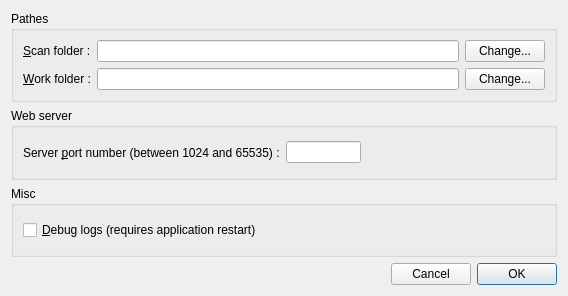
Qt form src/als/ui/prefs_ui.ui (gehelem/als) before a commit.
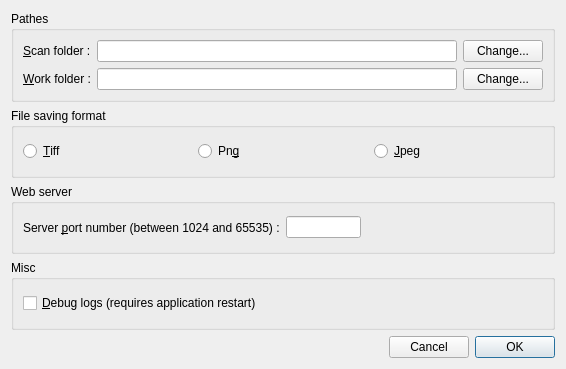
The same form after that commit.

```diff
--- a/src/als/ui/prefs_ui.ui
+++ b/src/als/ui/prefs_ui.ui
@@ -6,17 +6,15 @@
    <rect>
     <x>0</x>
     <y>0</y>
-    <width>568</width>
-    <height>296</height>
+    <width>566</width>
+    <height>369</height>
    </rect>
   </property>
   <property name="windowTitle">
    <string>ALS preferences</string>
   </property>
-  <layout class="QVBoxLayout" name="verticalLayout_4">
-   <item>
-    <layout class="QVBoxLayout" name="verticalLayout_2">
-     <item>
+  <layout class="QGridLayout" name="gridLayout">
+   <item row="0" column="0">
       <widget class="QGroupBox" name="groupBox">
        <property name="title">
         <string>Pathes</string>
@@ -93,7 +91,37 @@
        </layout>
       </widget>
      </item>
+   <item row="1" column="0">
+    <widget class="QGroupBox" name="groupBox_4">
+     <property name="title">
+      <string>File saving format</string>
+     </property>
+     <layout class="QHBoxLayout" name="horizontalLayout_6">
      <item>
+       <widget class="QRadioButton" name="radioSaveTiff">
+        <property name="text">
+         <string>&amp;Tiff</string>
+        </property>
+       </widget>
+      </item>
+      <item>
+       <widget class="QRadioButton" name="radioSavePng">
+        <property name="text">
+         <string>Pn&amp;g</string>
+        </property>
+       </widget>
+      </item>
+      <item>
+       <widget class="QRadioButton" name="radioSaveJpeg">
+        <property name="text">
+         <string>&amp;Jpeg</string>
+        </property>
+       </widget>
+      </item>
+     </layout>
+    </widget>
+   </item>
+   <item row="2" column="0">
       <widget class="QGroupBox" name="groupBox_2">
        <property name="title">
         <string>Web server</string>
@@ -145,7 +173,7 @@
        </layout>
       </widget>
      </item>
-     <item>
+   <item row="3" column="0">
       <widget class="QGroupBox" name="groupBox_3">
        <property name="title">
         <string>Misc</string>
@@ -161,9 +189,7 @@
        </layout>
       </widget>
      </item>
-    </layout>
-   </item>
-   <item>
+   <item row="4" column="0">
     <layout class="QHBoxLayout" name="horizontalLayout">
      <property name="sizeConstraint">
       <enum>QLayout::SetDefaultConstraint</enum>
```
Lines whose indentation alone changed are shown as unchanged.
